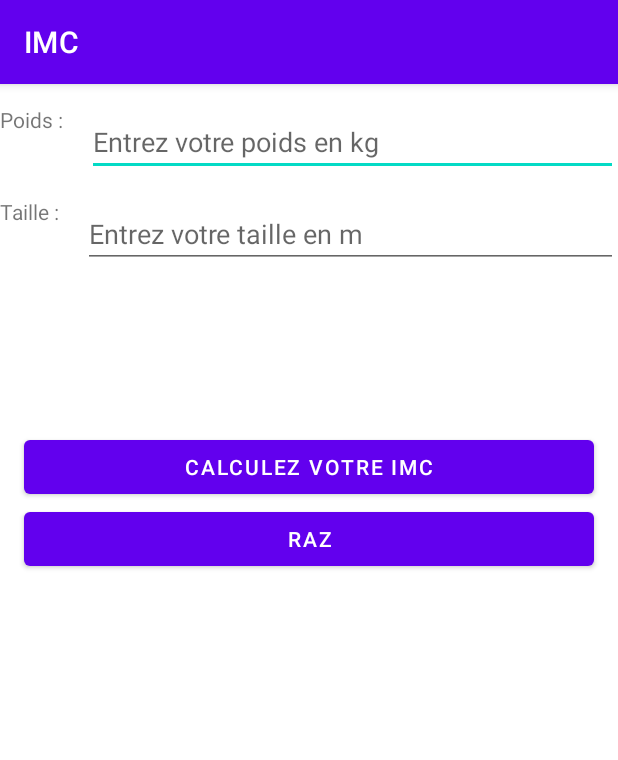
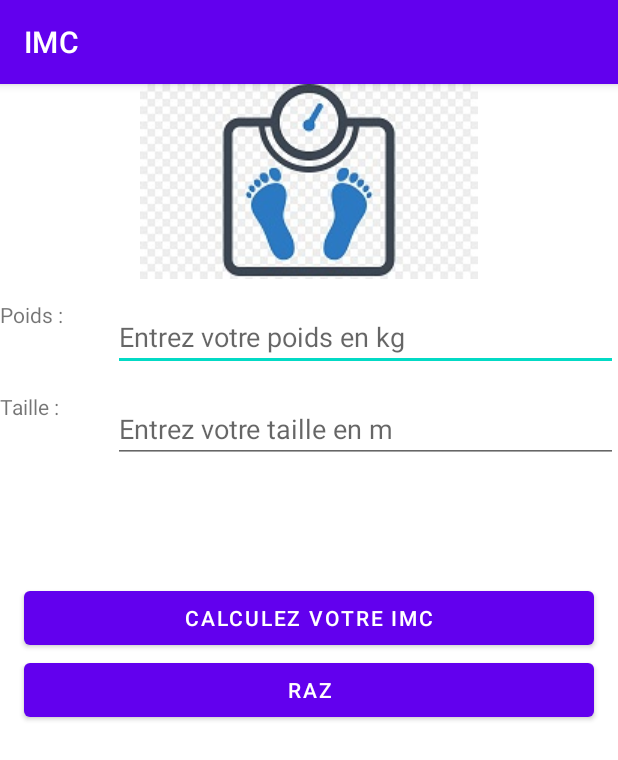
Before and after one commit to flub78/ANdroidImc, an Android app: the screen it shows after launch (MainActivity before the commit, ImcActivity after it), after a tap on "CALCULEZ VOTRE IMC", on a phone screen of 412 x 824 dp. Shown: the top 760 px of the screen. Run offline under Robolectric (Android 15) with nearby library versions, the phone set to English and light mode, and no system bars.

```diff
--- a/app/src/main/AndroidManifest.xml
+++ b/app/src/main/AndroidManifest.xml
@@ -9,7 +9,7 @@
         android:roundIcon="@mipmap/ic_launcher_round"
         android:supportsRtl="true"
         android:theme="@style/Theme.Imc">
-        <activity android:name=".MainActivity">
+        <activity android:name=".ImcActivity">
             <intent-filter>
                 <action android:name="android.intent.action.MAIN" />
 
--- /dev/null
+++ b/app/src/main/java/flub78/org/imc/ImcActivity.java
@@ -0,0 +1,154 @@
+package flub78.org.imc;
+
+import androidx.appcompat.app.AppCompatActivity;
+
+import android.content.res.Resources;
+import android.os.Bundle;
+import android.util.Log;
+import android.view.KeyEvent;
+import android.view.View;
+import android.widget.Button;
+import android.widget.EditText;
+import android.widget.TextView;
+import android.widget.Toast;
+
+public class ImcActivity extends AppCompatActivity implements View.OnKeyListener {
+
+    private TextView mResult;
+    private EditText mSizeInput;
+    private EditText mWeightInput;
+
+    private static final String TAG = "MainActivity";
+
+    public void computeImc(View v)  {
+        // The user just clicked
+
+        float size;
+        float weight;
+
+        // by default System.out.println is at the INFO level
+        // VERBOSE, DEBUG, INFO, XAR?ERROR, ASSERT
+        Log.i(TAG, "Computing IMC");
+
+        try {
+            weight = Float.parseFloat(mWeightInput.getText().toString());
+        } catch (Exception e) {
+            warningPopup("Poids incorrect");
+            return;
+        }
+
+        try {
+            size = Float.parseFloat(mSizeInput.getText().toString());
+        } catch (Exception e) {
+            warningPopup("Taille incorrecte");
+            return;
+        }
+
+        if ((size < 1.0) || (size > 2.2)) {
+            warningPopup("IMC non significatif pour cette taille");
+            return;
+        }
+
+        if ((weight < 40.0) || (weight > 200.2)) {
+            warningPopup("IMC non significatif pour ce poids");
+            return;
+        }
+
+        float imc = weight / (size * size);
+
+        mResult.setText(getString(R.string.IMC, imc));
+        Resources res = getResources();
+
+        if (imc < 16) {
+            mResult.setTextColor(res.getColor(R.color.anorexy));
+        } else if (imc < 18.5) {
+            mResult.setTextColor(res.getColor(R.color.leanness));
+        } else if (imc < 25) {
+            mResult.setTextColor(res.getColor(R.color.normal));
+        } else if (imc < 30) {
+            mResult.setTextColor(res.getColor(R.color.overweigth));
+        } else if (imc < 35) {
+            mResult.setTextColor(res.getColor(R.color.moderate_obesity));
+        } else if (imc < 40) {
+            mResult.setTextColor(res.getColor(R.color.severe_obesity));
+        } else {
+            mResult.setTextColor(res.getColor(R.color.morbid_obesity));
+        }
+
+    }
+
+    @Override
+    protected void onCreate(Bundle savedInstanceState) {
+        super.onCreate(savedInstanceState);
+        setContentView(R.layout.activity_main2);
+
+        Log.println(Log.INFO, "MainActivity", "main activity creation");
+        Log.v("MainActivity", "verbose level is blue");
+        Log.d("MainActivity", "debug level is green");
+        Log.i("MainActivity", "info level is white");
+        Log.w("MainActivity", "Warning level is yellow");
+        Log.e("MainActivity", "Error level is red");
+        Log.wtf("MainActivity", "What the f...? level is red");
+
+
+        mResult = findViewById(R.id.activity_main_result_text);
+        mSizeInput = findViewById(R.id.activity_main_size_input);
+        mWeightInput = findViewById(R.id.activity_main_weight_input);
+
+        Button computeButton = findViewById(R.id.activity_main_compute_button);
+        Button clearButton = findViewById(R.id.activity_main_clear_button);
+
+        mSizeInput.setOnKeyListener(this);
+        mWeightInput.setOnKeyListener(this);
+        computeButton.setOnClickListener(this::computeImc);
+
+        clearButton.setOnClickListener(new View.OnClickListener() {
+            @Override
+            public void onClick(View v) {
+                // The user just clicked
+                Log.d(TAG, "Clear data");
+                mSizeInput.setText("");
+                mWeightInput.setText("");
+                mResult.setText("");
+            }
+        });
+
+    }
+
+
+    /**
+     * Small warning for input errors
+     * @param msg the string to display
+     */
+    void warningPopup(final String msg) {
+
+        Toast.makeText(getApplicationContext(), msg, Toast.LENGTH_SHORT).show();
+
+        /*
+        LayoutInflater inflater = getLayoutInflater();
+        View layout = inflater.inflate(R.layout.custom_toast,
+                (ViewGroup) findViewById(custom_toast_container));
+
+        TextView text = (TextView) layout.findViewById(R.id.text);
+        text.setText(msg);
+
+        Toast toast = new Toast(getApplicationContext());
+        toast.setGravity(Gravity.CENTER_VERTICAL, 0, 0);
+        toast.setDuration(Toast.LENGTH_SHORT);
+        toast.setView(layout);
+        toast.show();
+        */
+    }
+
+    @Override
+    public boolean onKey(View v, int keyCode, KeyEvent event) {
+
+        switch (keyCode) {
+            case KeyEvent.KEYCODE_ENTER:
+                this.computeImc(v);
+                return true;
+            default:
+                return super.onKeyUp(keyCode, event);
+        }
+    }
+}
--- a/app/src/main/java/flub78/org/imc/MainActivity.java
+++ /dev/null
@@ -1,144 +0,0 @@
-package flub78.org.imc;
-
-import androidx.appcompat.app.AppCompatActivity;
-
-import android.content.res.Resources;
-import android.os.Bundle;
-import android.util.Log;
-import android.view.View;
-import android.widget.Button;
-import android.widget.EditText;
-import android.widget.TextView;
-import android.widget.Toast;
-
-public class MainActivity extends AppCompatActivity {
-
-    private TextView mResult;
-    private EditText mSizeInput;
-    private EditText mWeightInput;
-
-    private Button mComputeButton;
-    private Button mClearButton;
-
-    private static final String TAG = "MainActivity";
-
-    @Override
-    protected void onCreate(Bundle savedInstanceState) {
-        super.onCreate(savedInstanceState);
-        setContentView(R.layout.activity_main2);
-
-        Log.println(Log.INFO, "MainActivity", "main activity creation");
-        Log.v("MainActivity", "verbose level is blue");
-        Log.d("MainActivity", "debug level is green");
-        Log.i("MainActivity", "info level is white");
-        Log.w("MainActivity", "Warning level is yellow");
-        Log.e("MainActivity", "Error level is red");
-        Log.wtf("MainActivity", "What the f...? level is red");
-
-
-        mResult = findViewById(R.id.activity_main_result_text);
-        mSizeInput = findViewById(R.id.activity_main_size_input);
-        mWeightInput = findViewById(R.id.activity_main_weight_input);
-
-        mComputeButton = findViewById(R.id.activity_main_compute_button);
-        mClearButton = findViewById(R.id.activity_main_clear_button);
-
-        mComputeButton.setOnClickListener(new View.OnClickListener() {
-            @Override
-            public void onClick(View v) {
-                // The user just clicked
-
-                float size;
-                float weight;
-
-                // by default System.out.println is at the INFO level
-                Log.d(TAG,"Computing IMC");
-                // VERBOSE, DEBUG, INFO, XAR?ERROR, ASSERT
-                Log.i(TAG, "Computing IMC");
-
-                try {
-                    weight = Float.parseFloat(mWeightInput.getText().toString());
-                } catch (Exception e) {
-                    warningPopup("Poids incorrect");
-                    return;
-                }
-
-                try {
-                    size = Float.parseFloat(mSizeInput.getText().toString());
-                } catch (Exception e) {
-                    warningPopup("Taille incorrecte");
-                    return;
-                }
-
-                if ((size < 1.0) || (size > 2.2)) {
-                    warningPopup("IMC non significatif pour cette taille");
-                    return;
-                }
-
-                if ((weight < 40.0) || (weight > 200.2)) {
-                    warningPopup("IMC non significatif pour ce poids");
-                    return;
-                }
-
-                float imc = weight / (size * size);
-
-                mResult.setText(getString(R.string.IMC, imc));
-                Resources res = getResources();
-
-                if (imc < 16) {
-                    mResult.setTextColor(res.getColor(R.color.anorexy));
-                } else if (imc < 18.5) {
-                    mResult.setTextColor(res.getColor(R.color.leanness));
-                } else if (imc < 25) {
-                    mResult.setTextColor(res.getColor(R.color.normal));
-                } else if (imc < 30) {
-                    mResult.setTextColor(res.getColor(R.color.overweigth));
-                } else if (imc < 35) {
-                    mResult.setTextColor(res.getColor(R.color.moderate_obesity));
-                } else if (imc < 40) {
-                    mResult.setTextColor(res.getColor(R.color.severe_obesity));
-                } else {
-                    mResult.setTextColor(res.getColor(R.color.morbid_obesity));
-                }
-
-            }
-        });
-
-        mClearButton.setOnClickListener(new View.OnClickListener() {
-            @Override
-            public void onClick(View v) {
-                // The user just clicked
-                Log.d(TAG, "Clear data");
-                mSizeInput.setText("");
-                mWeightInput.setText("");
-                mResult.setText("");
-            }
-        });
-
-    }
-
-
-    /**
-     * Small warning for input errors
-     * @param msg the string to display
-     */
-    void warningPopup(final String msg) {
-
-        Toast.makeText(getApplicationContext(), msg, Toast.LENGTH_SHORT).show();
-
-        /*
-        LayoutInflater inflater = getLayoutInflater();
-        View layout = inflater.inflate(R.layout.custom_toast,
-                (ViewGroup) findViewById(custom_toast_container));
-
-        TextView text = (TextView) layout.findViewById(R.id.text);
-        text.setText(msg);
-
-        Toast toast = new Toast(getApplicationContext());
-        toast.setGravity(Gravity.CENTER_VERTICAL, 0, 0);
-        toast.setDuration(Toast.LENGTH_SHORT);
-        toast.setView(layout);
-        toast.show();
-        */
-    }
-}
--- a/app/src/main/res/layout/activity_main.xml
+++ b/app/src/main/res/layout/activity_main.xml
@@ -5,7 +5,7 @@
     android:layout_width="match_parent"
     android:layout_height="match_parent"
     android:orientation="vertical"
-    tools:context=".MainActivity">
+    tools:context=".ImcActivity">
 
     <TextView
         android:layout_width="match_parent"
--- a/app/src/main/res/layout/activity_main2.xml
+++ b/app/src/main/res/layout/activity_main2.xml
@@ -4,23 +4,32 @@
     android:layout_width="match_parent"
     android:layout_height="match_parent"
     android:orientation="vertical"
-    tools:context=".MainActivity">
+    tools:context=".ImcActivity">
+
+    <ImageView
+        android:layout_width="wrap_content"
+        android:layout_height="wrap_content"
+        android:layout_gravity="center_horizontal"
+        android:src="@drawable/scale_bmi" />
 
     <LinearLayout
         android:layout_width="match_parent"
         android:layout_height="wrap_content"
         android:orientation="horizontal">
 
+
         <TextView
-            android:layout_width="wrap_content"
+            android:layout_width="0dp"
             android:layout_height="wrap_content"
+            android:layout_weight="15"
             android:text="@string/poids"
             android:textSize="14sp" />
 
         <EditText
             android:id="@+id/activity_main_weight_input"
-            android:layout_width="match_parent"
+            android:layout_width="0dp"
             android:layout_height="wrap_content"
+            android:layout_weight="85"
             android:layout_marginStart="16dp"
             android:layout_marginTop="16dp"
             android:ems="10"
@@ -34,16 +43,18 @@
         android:orientation="horizontal">
 
         <TextView
-            android:layout_width="wrap_content"
+            android:layout_width="0dp"
             android:layout_height="wrap_content"
+            android:layout_weight="15"
             android:text="@string/taille"
             tools:layout_editor_absoluteX="96dp"
             tools:layout_editor_absoluteY="35dp" />
 
         <EditText
             android:id="@+id/activity_main_size_input"
-            android:layout_width="match_parent"
+            android:layout_width="0dp"
             android:layout_height="wrap_content"
+            android:layout_weight="85"
             android:layout_marginStart="16dp"
             android:layout_marginTop="16dp"
             android:ems="10"
@@ -53,12 +64,12 @@
 
     <TextView
         android:id="@+id/activity_main_result_text"
-        android:layout_width="wrap_content"
+        android:layout_width="match_parent"
         android:layout_height="wrap_content"
         android:layout_gravity="center_horizontal"
         android:layout_marginStart="16dp"
         android:layout_marginTop="16dp"
-        android:padding="30dp"
+        android:padding="15dp"
 
         android:text=""
         android:textSize="24sp"
```
Also changed, not shown: app/src/main/res/drawable/scale_bmi.jpg (added).
